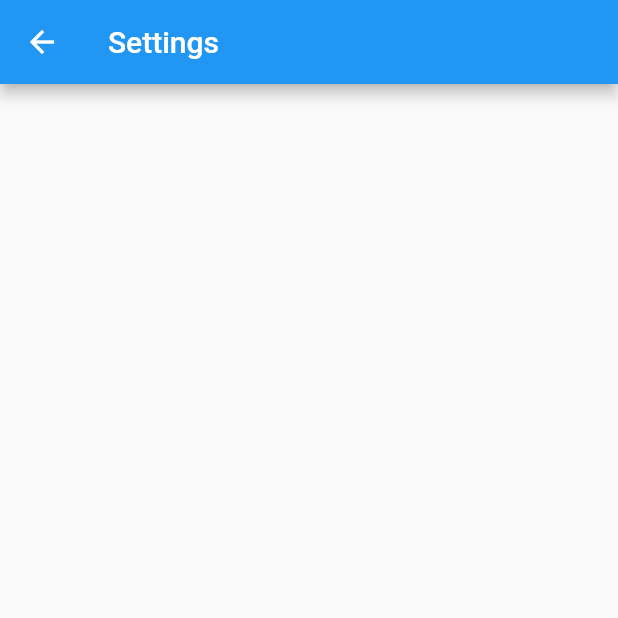
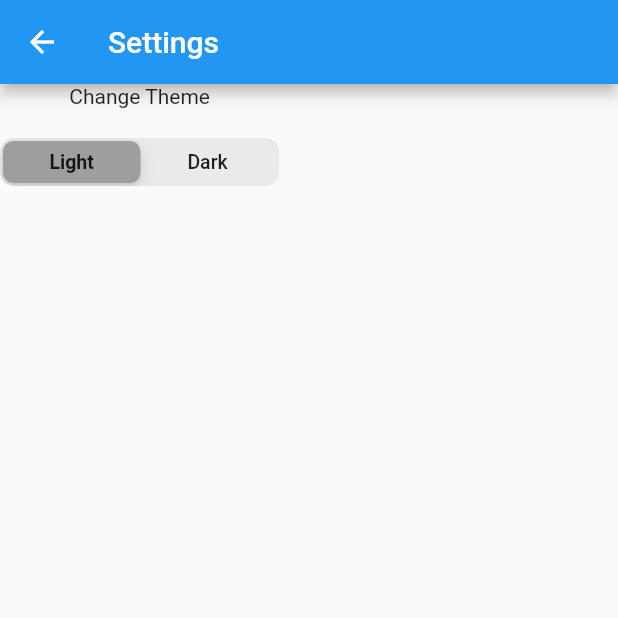
Before and after one commit to chiemsee-computer-club/mercury-guidance-computer, a Flutter app: the SettingsScreen screen opened by its route, on a phone screen of 412 x 824 dp, the top half of it. Run offline on Flutter 3.47's test engine with Material 2 defaults, Android fonts, the phone set to English and light mode, and no system bars; our stand-ins replace bloc, fluro, flutter_bloc, get_it, shared_preferences; accounts and stored records are empty.

Commit message:
Select theme in settings

```diff
--- a/lib/screens/settings/settings_screen.dart
+++ b/lib/screens/settings/settings_screen.dart
@@ -1,15 +1,76 @@
+import 'package:flutter/cupertino.dart';
 import 'package:flutter/material.dart';
-import 'package:flutter/src/widgets/framework.dart';
-import 'package:flutter/src/widgets/placeholder.dart';
+import 'package:flutter_bloc/flutter_bloc.dart';
+import 'package:mercury_guidance_computer/services/local_storage_service.dart';
+import 'package:mercury_guidance_computer/utils/extensions/context_extensions.dart';
+import '../../config/theme/export.dart';
+import '../../startup.dart';
 
-class SettingsScreen extends StatelessWidget {
+class SettingsScreen extends StatefulWidget {
   const SettingsScreen({super.key});
+
+  @override
+  State<SettingsScreen> createState() => _SettingsScreenState();
+}
+
+class _SettingsScreenState extends State<SettingsScreen> {
+  AppTheme? _selectedTheme;
+
+  @override
+  void initState() {
+    super.initState();
+    var localStorageService = getIt.get<LocalStorageService>();
+    _selectedTheme = localStorageService.theme == AppTheme.Dark ? AppTheme.Light : AppTheme.Dark;
+  }
 
   @override
   Widget build(BuildContext context) {
     return Scaffold(
-      appBar: AppBar(
-        title: const Text("Settings")
+      appBar: AppBar(title: const Text("Settings")),
+      body: Column(
+        children: [
+          const Text("Change Theme"),
+          const SizedBox(
+            height: 20,
+          ),
+          BlocBuilder<ThemeBloc, ThemeState>(
+            builder: (context, state) {
+              return CupertinoSlidingSegmentedControl<AppTheme>(
+                thumbColor: Colors.grey,
+                groupValue: _selectedTheme,
+                children: const <AppTheme, Widget>{
+                  AppTheme.Dark: Padding(
+                    padding: EdgeInsets.symmetric(
+                      horizontal: 20,
+                    ),
+                    child: Text(
+                      "Light",
+                    ),
+                  ),
+                  AppTheme.Light: Padding(
+                    padding: EdgeInsets.symmetric(
+                      horizontal: 20,
+                    ),
+                    child: Text(
+                      "Dark",
+                    ),
+                  ),
+                },
+                onValueChanged: (newTheme) {
+                  setState(() {
+                    _selectedTheme = newTheme!;
+                  });
+                  var theme = newTheme == AppTheme.Dark
+                      ? AppTheme.Light
+                      : AppTheme.Dark;
+                  context
+                      .read<ThemeBloc>()
+                      .add(ThemeEventUpdate(theme: theme));
+                },
+              );
+            },
+          ),
+        ],
       ),
     );
   }
--- /dev/null
+++ b/lib/utils/extensions/context_extensions.dart
@@ -0,0 +1,27 @@
+import 'package:flutter/material.dart';
+
+extension ContextExtentions on BuildContext {
+  ThemeData theme() {
+    return Theme.of(this);
+  }
+
+  TextTheme textTheme() {
+    return Theme.of(this).textTheme;
+  }
+
+  IconThemeData iconTheme() {
+    return Theme.of(this).iconTheme;
+  }
+
+  double screenWidth() {
+    return MediaQuery.of(this).size.width;
+  }
+
+  double screenHeight() {
+    return MediaQuery.of(this).size.height;
+  }
+
+  NavigatorState navigator() {
+    return Navigator.of(this);
+  }
+}
```
Also changed, not shown: lib/screens/home/home_screen.dart (+5 -6 lines), lib/models/export.dart (added).
